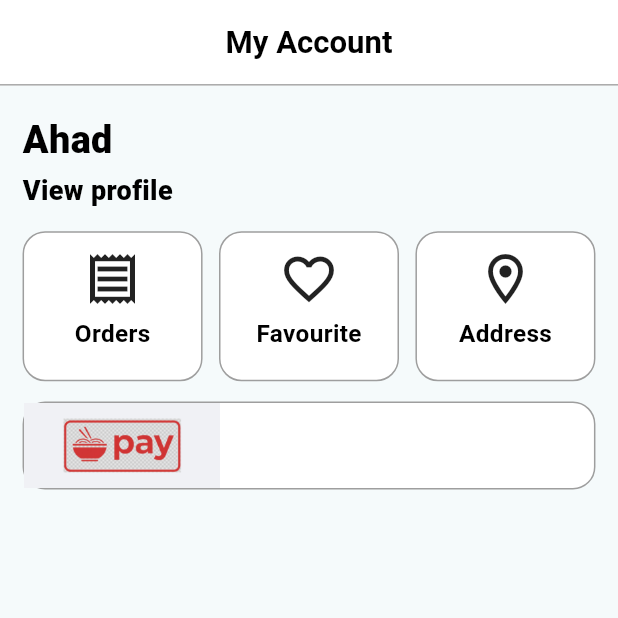
After one commit to ahadahmed9980/Kupa-app-, a Flutter app: the Profilepage screen opened directly, on a phone screen of 412 x 824 dp, the top half of it. The commit adds this screen. Run offline on Flutter 3.47's test engine with Material 3 defaults, Android fonts, the phone set to English and light mode, and no system bars; our stand-ins replace carousel_slider, cloud_firestore, connectivity_plus, curved_navigation_bar, delightful_toast, dot_navigation_bar and 7 more; missing offline and left inert: flutter_stripe; accounts and stored records are empty.

Commit message:
26/12/2025    11:55pm

```diff
--- a/lib/pages/garbage.dart
+++ /dev/null
@@ -1,6 +0,0 @@
-import 'package:cloud_firestore/cloud_firestore.dart';
-import 'package:grocerapp/pages/widgetsall/golbal.dart' as globals;
-
-class Garbage {
-
-}
--- /dev/null
+++ b/lib/pages/profilepage.dart
@@ -0,0 +1,89 @@
+import 'package:flutter/material.dart';
+import 'package:flutter_screenutil/flutter_screenutil.dart';
+import 'package:font_awesome_flutter/font_awesome_flutter.dart';
+import 'package:grocerapp/pages/widgetsall/fonthelper.dart';
+
+class Profilepage extends StatefulWidget {
+  const Profilepage({super.key});
+
+  @override
+  State<Profilepage> createState() => _ProfilepageState();
+}
+
+class _ProfilepageState extends State<Profilepage> {
+  @override
+  Widget build(BuildContext context) {
+    return Scaffold(
+      appBar: AppBar(
+        backgroundColor: Colors.white,
+        centerTitle: true,
+        title: Column(
+          children: [
+            Text(
+              "My Account",
+              style: Fonthelper.mediumTextstyle(fontsize: 23.sp),
+            ),
+          ],
+        ),
+        bottom: PreferredSize(
+          preferredSize: Size.fromHeight(1),
+          child: Divider(height: 1.h, thickness: 1.sp, color: Colors.grey),
+        ),
+      ),
+      body: Column(
+        children: [
+          SizedBox(height: 20.h),
+          Container(
+            padding: EdgeInsets.only(left: 15.w, right: 15.w),
+
+            child: Column(
+              crossAxisAlignment: CrossAxisAlignment.start,
+              children: [
+                Text("Ahad", style: Fonthelper.headLineTextsyle()),
+                SizedBox(height: 4.h),
+                Text(
+                  "View profile",
+                  style: Fonthelper.headLineTextsyle(fontsize: 18),
+                ),
+                SizedBox(height: 15.h),
+                Row(
+                  mainAxisAlignment: MainAxisAlignment.spaceBetween,
+                  children: [
+                    Fonthelper.profilecontainer(
+                      Icons.receipt_outlined,
+                      "Orders",
+                    ),
+
+                    Fonthelper.profilecontainer(
+                      Icons.favorite_outline,
+                      "Favourite",
+                    ),
+                    Fonthelper.profilecontainer(
+                      Icons.location_on_outlined,
+                      "Address",
+                    ),
+                  ],
+                ),
+                SizedBox(height: 15.h),
+                Container(
+                  height: 65.h,
+                  width: double.infinity,
+                  decoration: BoxDecoration(
+                    color: Colors.white,
+                    borderRadius: BorderRadius.circular(15),
+                    border: Border.all(color: Colors.grey),
+                  ),
+                  child: Row(
+                    children: [
+                      Container(child: Image.asset("assets/images/image.png")),
+                    ],
+                  ),
+                ),
+              ],
+            ),
+          ),
+        ],
+      ),
+    );
+  }
+}
--- a/lib/pages/widgetsall/checkuser.dart
+++ b/lib/pages/widgetsall/checkuser.dart
@@ -1,5 +1,7 @@
 import 'package:firebase_auth/firebase_auth.dart';
 import 'package:firebase_core/firebase_core.dart';
+import 'package:connectivity_plus/connectivity_plus.dart';
+
 import 'package:flutter/material.dart';
 import 'package:grocerapp/main.dart';
 import 'package:grocerapp/pages/Signup.dart';
@@ -8,13 +10,10 @@ import 'package:grocerapp/pages/login.dart';
 import 'package:grocerapp/pages/splasescreen.dart';
 
 class Checkuser extends StatelessWidget {
-
   const Checkuser({super.key});
-
 
   @override
   Widget build(BuildContext context) {
-
     return StreamBuilder<User?>(
       stream: FirebaseAuth.instance.authStateChanges(),
       builder: (context, snapshot) {
--- a/lib/pages/widgetsall/fonthelper.dart
+++ b/lib/pages/widgetsall/fonthelper.dart
@@ -253,9 +253,6 @@ class Fonthelper {
     );
   }
 
-
-
-
   static billbars(String text, String bill) {
     return Container(
       padding: EdgeInsets.all(10),
@@ -280,7 +277,7 @@ class Fonthelper {
             text,
             style: Fonthelper.mediumTextstyle(
               fontsize: 17.sp,
-              color:Colors.grey
+              color: Colors.grey,
             ),
           ),
           Text(
@@ -294,4 +291,25 @@ class Fonthelper {
       ),
     );
   }
+
+  static profilecontainer(IconData? icons, String text) {
+    return Container(
+      height: 100,
+      width: 120,
+      padding: EdgeInsets.all(11.w),
+
+      decoration: BoxDecoration(
+        color: Colors.white,
+        borderRadius: BorderRadius.circular(15),
+        border: Border.all(color: Colors.grey),
+      ),
+      child: Column(
+        children: [
+          FaIcon(icons, size: 40),
+          SizedBox(height: 5.h),
+          Text(text, style: Fonthelper.mediumTextstyle()),
+        ],
+      ),
+    );
+  }
 }
--- /dev/null
+++ b/lib/pages/widgetsall/navigation.dart
@@ -0,0 +1 @@
+import 'package:dot_navigation_bar/dot_navigation_bar.dart';
--- a/pubspec.yaml
+++ b/pubspec.yaml
@@ -54,6 +54,9 @@ dependencies:
   dio: ^5.9.0
   riverpod: ^3.0.3
   flutter_riverpod: ^3.0.3
+  dot_navigation_bar: ^1.0.2
+  curved_navigation_bar: ^1.0.6
+  connectivity_plus: ^7.0.0
 
 
 
```
Also changed, not shown: lib/pages/cart.dart (+7 -4 lines), lib/pages/home.dart (+24 -7 lines), lib/pages/orderpage.dart (added, +268 -0 lines), lib/pages/widgetsall/custom_navigation.dart (added, +71 -0 lines), assets/images/image.png (added), pubspec.lock, 1 other file.
